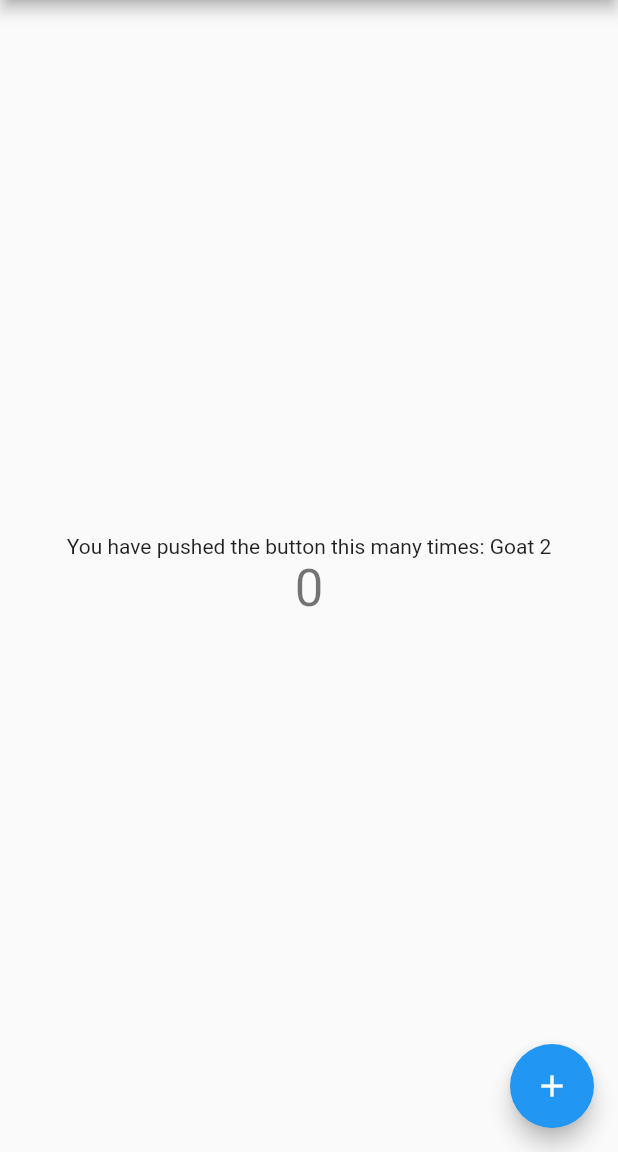
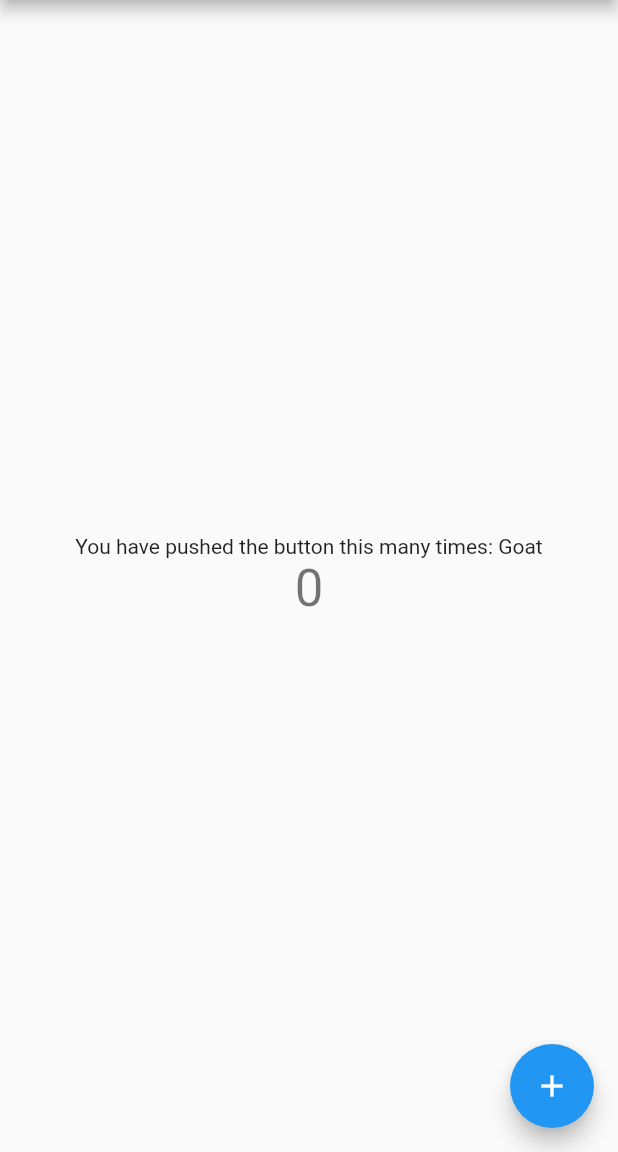
Before and after one commit to vilijc/firebase-app-distribution-goat, a Flutter app: the screen it shows after launch, on a phone screen of 412 x 824 dp, the part 84-1236 px from its top. Run offline on Flutter 3.47's test engine with Material 2 defaults, Android fonts, the phone set to English and light mode, and no system bars.

```diff
--- a/lib/main.dart
+++ b/lib/main.dart
@@ -94,7 +94,7 @@ class _MyHomePageState extends State<MyHomePage> {
           mainAxisAlignment: MainAxisAlignment.center,
           children: <Widget>[
             Text(
-              'You have pushed the button this many times: Goat 2',
+              'You have pushed the button this many times: Goat',
             ),
             Text(
               '$_counter',
```
